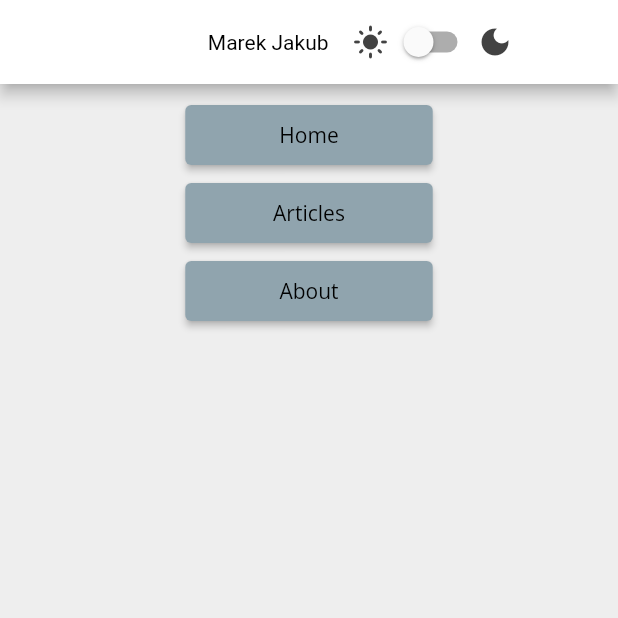
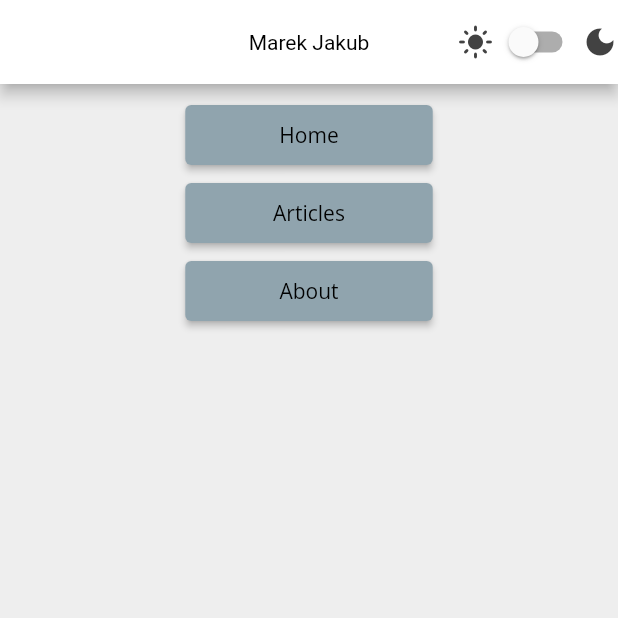
Before and after one commit to marek-jakub/personal_flutter, a Flutter app: the screen it shows after launch, on a phone screen of 412 x 824 dp, the top half of it. Run offline on Flutter 3.47's test engine with Material 2 defaults, Android fonts, the phone set to English and light mode, and no system bars; our stand-ins replace flutter_markdown, google_fonts, sizer; missing offline and left inert: markup_text.

Commit message:
Update app bar actions.

```diff
--- a/lib/screens/welcome_screen.dart
+++ b/lib/screens/welcome_screen.dart
@@ -24,7 +24,6 @@ class _WelcomeScreenState extends State<WelcomeScreen> {
           appBar: AppBar(
             title: const Text('Marek Jakub'),
             automaticallyImplyLeading: false,
-            centerTitle: true,
             actions: [
               const Icon(Icons.light_mode),
               Switch(
@@ -33,9 +32,7 @@ class _WelcomeScreenState extends State<WelcomeScreen> {
                   stateManager.setDarkMode = value;
                 },
               ),
-              const Padding(
-                  padding: EdgeInsets.fromLTRB(0, 0, 70, 0),
-                  child: Icon(Icons.dark_mode)),
+              const Icon(Icons.dark_mode),
             ],
           ),
           body: Container(
```
